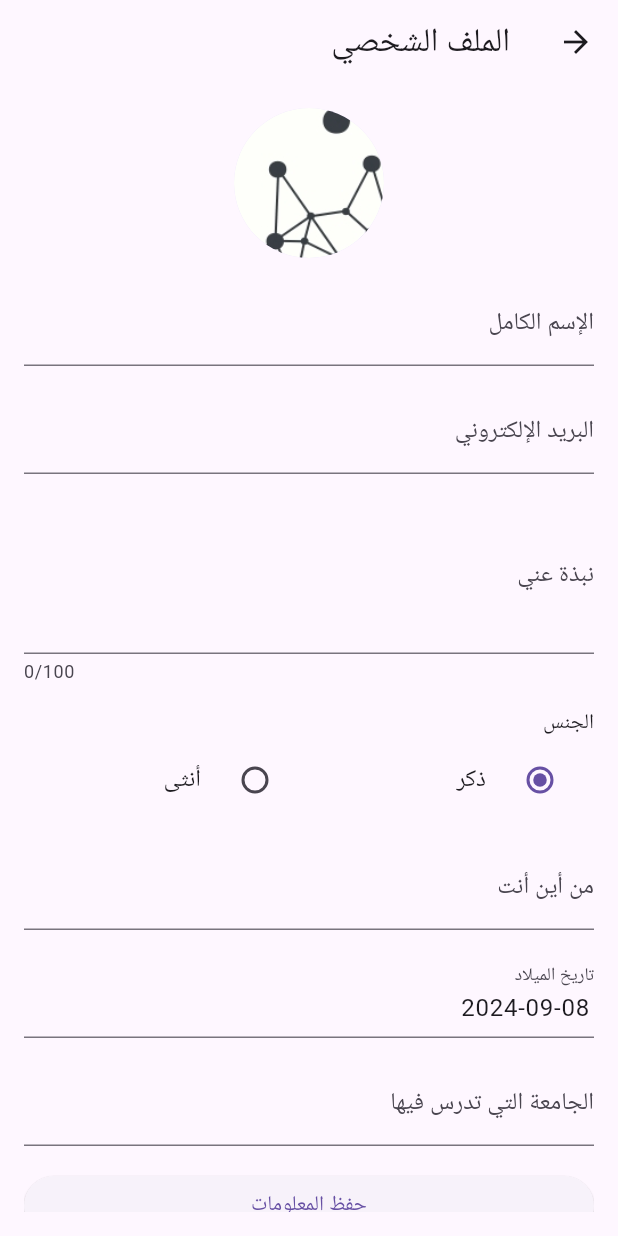
After one commit to mosab-nr/the-network, a Flutter app: the MainScreen screen opened by its route, after a tap on the "person" icon, on a phone screen of 412 x 824 dp. The commit adds this screen. Run offline on Flutter 3.47's test engine with Material 3 defaults, Android fonts, the phone set to English and light mode, and no system bars; our stand-ins replace cloud_firestore, device_info_plus, firebase_auth, firebase_core, firebase_database, firebase_storage and 2 more; accounts and stored records are empty.

Commit message:
1st Profile Screen commit

```diff
--- a/lib/navigation/routes_generator.dart
+++ b/lib/navigation/routes_generator.dart
@@ -7,6 +7,7 @@ import 'package:the_network/screens/competitions/competitions_screen.dart';
 import 'package:the_network/screens/main_screen.dart';
 
 import '../screens/competitions/competition_details_screen.dart';
+import '../screens/profile/profile_screen.dart';
 import '../screens/splash_screen.dart';
 
 class RouteGenerator {
@@ -22,6 +23,8 @@ class RouteGenerator {
         return MaterialPageRoute(builder: (_) => const ForgotPasswordScreen());
       case RouteName.mainScreen:
         return MaterialPageRoute(builder: (_) => const MainScreen());
+      case RouteName.profileScreen:
+        return MaterialPageRoute(builder: (_) => const ProfileScreen());
       case RouteName.competitionsScreen:
         return MaterialPageRoute(builder: (_) => const CompetitionsScreen());
       case RouteName.competitionDetailsScreen:
--- a/lib/navigation/routes_name.dart
+++ b/lib/navigation/routes_name.dart
@@ -5,6 +5,7 @@ class RouteName {
   static const String forgotPassword = '/forgot-password';
   static const String createNewPassword = '/create-new-password';
   static const String mainScreen = '/main-screen';
+  static const String profileScreen = '/profile-screen';
   static const String universities = '/universities';
   static const String competitionsScreen = '/competitions';
   static const String competitionDetailsScreen = '/competitionDetails';
--- a/lib/screens/authintication/forgot_password/forgot_password_screen.dart
+++ b/lib/screens/authintication/forgot_password/forgot_password_screen.dart
@@ -66,6 +66,7 @@ class _ForgotPasswordScreenState extends State<ForgotPasswordScreen> {
                     }
                     return null;
                   },
+                  keyboardType: TextInputType.emailAddress,
                 ),
                 const SizedBox(height: 16.0),
                 ElevatedButton(
--- a/lib/screens/authintication/login/login_screen.dart
+++ b/lib/screens/authintication/login/login_screen.dart
@@ -41,6 +41,7 @@ class _LoginScreenState extends State<LoginScreen> {
                     }
                     return null;
                   },
+                  keyboardType: TextInputType.emailAddress,
                 ),
                 const SizedBox(height: 16.0),
                 TextFormField(
--- a/lib/screens/main_screen.dart
+++ b/lib/screens/main_screen.dart
@@ -1,4 +1,5 @@
 import 'package:flutter/material.dart';
+import 'package:the_network/navigation/routes_name.dart';
 import 'package:the_network/screens/competitions/competitions_screen.dart';
 import 'package:the_network/screens/universities/universities_screen.dart';
 
@@ -65,6 +66,13 @@ class _MainScreenState extends State<MainScreen> {
       child: Scaffold(
         appBar: AppBar(
           title: Text(getTitle(_currentIndex)),
+          actions: [
+            IconButton(
+                onPressed: () {
+                  Navigator.pushNamed(context, RouteName.profileScreen);
+                },
+                icon: const Icon(Icons.person))
+          ],
         ),
         body: _pages[_currentIndex],
         bottomNavigationBar: BottomNavigationBar(
--- /dev/null
+++ b/lib/screens/profile/profile_screen.dart
@@ -0,0 +1,250 @@
+import 'dart:io';
+
+import 'package:cloud_firestore/cloud_firestore.dart';
+import 'package:device_info_plus/device_info_plus.dart';
+import 'package:firebase_auth/firebase_auth.dart';
+import 'package:firebase_storage/firebase_storage.dart';
+import 'package:flutter/material.dart';
+import 'package:image_picker/image_picker.dart';
+import 'package:permission_handler/permission_handler.dart';
+
+class ProfileScreen extends StatefulWidget {
+  const ProfileScreen({super.key});
+
+  @override
+  State<ProfileScreen> createState() => _ProfileScreenState();
+}
+
+class _ProfileScreenState extends State<ProfileScreen> {
+  final FirebaseAuth _auth = FirebaseAuth.instance;
+  final FirebaseFirestore _firestore = FirebaseFirestore.instance;
+  final FirebaseStorage _storage = FirebaseStorage.instance;
+  final _formKey = GlobalKey<FormState>();
+
+  final TextEditingController _nameController = TextEditingController();
+  final TextEditingController _emailController = TextEditingController();
+  final TextEditingController _bioController = TextEditingController();
+  final TextEditingController _locationController = TextEditingController();
+  final TextEditingController _dobController = TextEditingController();
+  final TextEditingController _universityController = TextEditingController();
+
+  String? _profileImageUrl;
+  String _gender = 'ذكر';
+  DateTime? _dob;
+
+  @override
+  void initState() {
+    super.initState();
+    _loadUserData();
+    _dobController.text =
+        _dob != null ? _dob!.toLocal().toString().split(' ')[0] : '';
+  }
+
+  Future<void> _loadUserData() async {
+    final user = _auth.currentUser;
+    if (user != null) {
+      final doc = await _firestore.collection('users').doc(user.uid).get();
+      if (doc.exists) {
+        final data = doc.data()!;
+        _nameController.text = data['name'] ?? '';
+        _emailController.text = data['email'] ?? '';
+        _bioController.text = data['bio'] ?? '';
+        _gender = data['gender'] ?? 'ذكر';
+        _locationController.text = data['location'] ?? '';
+        _dob = (data['dob'] as Timestamp?)?.toDate();
+        _profileImageUrl = data['profileImageUrl'];
+        _dobController.text =
+            _dob != null ? _dob!.toLocal().toString().split(' ')[0] : '';
+        _universityController.text = data['university'] ?? '';
+      }
+    }
+  }
+
+  Future<void> _saveUserData() async {
+    if (_formKey.currentState!.validate()) {
+      final user = _auth.currentUser;
+      if (user != null) {
+        await _firestore.collection('users').doc(user.uid).update({
+          'name': _nameController.text,
+          'email': _emailController.text,
+          'bio': _bioController.text,
+          'gender': _gender,
+          'location': _locationController.text,
+          'dob': _dob != null ? Timestamp.fromDate(_dob!) : null,
+          'profileImageUrl': _profileImageUrl,
+          'university': _universityController.text,
+        });
+        ScaffoldMessenger.of(context).showSnackBar(
+          const SnackBar(content: Text('تم حفظ المعلومات بنجاح')),
+        );
+      }
+    }
+  }
+
+  Future<void> _pickImage() async {
+    if (Platform.isAndroid) {
+      final androidInfo = await DeviceInfoPlugin().androidInfo;
+      var status = androidInfo.version.sdkInt <= 32
+          ? await Permission.storage.request()
+          : await Permission.photos.request();
+
+      if (status.isGranted) {
+        final picker = ImagePicker();
+        final pickedFile = await picker.pickImage(source: ImageSource.gallery);
+
+        if (pickedFile != null) {
+          final user = _auth.currentUser;
+          if (user != null) {
+            final file = File(pickedFile.path);
+            final storageRef = _storage.ref().child('profile_images').child(user.uid);
+            await storageRef.putFile(file);
+            final downloadUrl = await storageRef.getDownloadURL();
+
+            setState(() {
+              _profileImageUrl = downloadUrl;
+            });
+
+            await _firestore.collection('users').doc(user.uid).update({
+              'profileImageUrl': downloadUrl,
+            });
+          }
+        }
+      } else {
+        ScaffoldMessenger.of(context).showSnackBar(
+          const SnackBar(content: Text('Permission denied to access photos')),
+        );
+      }
+    }
+  }
+  Future<void> _pickDate() async {
+    final DateTime? picked = await showDatePicker(
+      context: context,
+      initialDate: _dob ?? DateTime.now(),
+      firstDate: DateTime(1900),
+      lastDate: DateTime.now(),
+    );
+    if (picked != null && picked != _dob) {
+      setState(() {
+        _dob = picked;
+        _dobController.text = _dob!.toLocal().toString().split(' ')[0];
+      });
+    }
+  }
+
+  @override
+  Widget build(BuildContext context) {
+    return Directionality(
+      textDirection: TextDirection.rtl,
+      child: Scaffold(
+        appBar: AppBar(
+          title: const Text('الملف الشخصي'),
+        ),
+        body: Padding(
+          padding: const EdgeInsets.all(16.0),
+          child: Form(
+            key: _formKey,
+            child: ListView(
+              children: [
+                GestureDetector(
+                  onTap: _pickImage,
+                  child: CircleAvatar(
+                    radius: 50,
+                    backgroundImage: _profileImageUrl != null
+                        ? NetworkImage(_profileImageUrl!)
+                        : const AssetImage('assets/logos/thenetwrok.jpg')
+                            as ImageProvider,
+                  ),
+                ),
+                const SizedBox(height: 16.0),
+                TextFormField(
+                  controller: _nameController,
+                  decoration: const InputDecoration(labelText: 'الإسم الكامل'),
+                  validator: (value) {
+                    if (value == null || value.isEmpty) {
+                      return 'من فضلك أدخل الإسم الكامل';
+                    }
+                    return null;
+                  },
+                ),
+                const SizedBox(height: 16.0),
+                TextFormField(
+                  controller: _emailController,
+                  decoration:
+                      const InputDecoration(labelText: 'البريد الإلكتروني'),
+                  keyboardType: TextInputType.emailAddress,
+                  validator: (value) {
+                    if (value == null || value.isEmpty) {
+                      return 'من فضلك أدخل البريد الإلكتروني';
+                    }
+                    return null;
+                  },
+                ),
+                const SizedBox(height: 16.0),
+                TextFormField(
+                  controller: _bioController,
+                  decoration: const InputDecoration(labelText: 'نبذة عني'),
+                  maxLines: 3,
+                  maxLength: 100,
+                  keyboardType: TextInputType.multiline,
+                ),
+                const SizedBox(height: 16.0),
+                const Text('الجنس'),
+                Row(
+                  children: [
+                    Expanded(
+                      child: RadioListTile<String>(
+                        title: const Text('ذكر'),
+                        value: 'ذكر',
+                        groupValue: _gender,
+                        onChanged: (String? value) {
+                          setState(() {
+                            _gender = value!;
+                          });
+                        },
+                      ),
+                    ),
+                    Expanded(
+                      child: RadioListTile<String>(
+                        title: const Text('أنثى'),
+                        value: 'أنثى',
+                        groupValue: _gender,
+                        onChanged: (String? value) {
+                          setState(() {
+                            _gender = value!;
+                          });
+                        },
+                      ),
+                    ),
+                  ],
+                ),
+                const SizedBox(height: 16.0),
+                TextFormField(
+                  controller: _locationController,
+                  decoration: const InputDecoration(labelText: 'من أين أنت'),
+                ),
+                const SizedBox(height: 16.0),
+                TextFormField(
+                  controller: _dobController,
+                  decoration: const InputDecoration(labelText: 'تاريخ الميلاد'),
+                  readOnly: true,
+                  onTap: _pickDate,
+                ),
+                const SizedBox(height: 16.0),
+                TextFormField(
+                  controller: _universityController,
+                  decoration: const InputDecoration(
+                      labelText: 'الجامعة التي تدرس فيها'),
+                ),
+                const SizedBox(height: 16.0),
+                ElevatedButton(
+                  onPressed: _saveUserData,
+                  child: const Text('حفظ المعلومات'),
+                ),
+              ],
+            ),
+          ),
+        ),
+      ),
+    );
+  }
+}
--- a/pubspec.yaml
+++ b/pubspec.yaml
@@ -45,6 +45,10 @@ dependencies:
   flutter_localizations:
     sdk: flutter
   intl: any
+  firebase_storage: ^12.2.0
+  image_picker: ^1.1.2
+  permission_handler: ^11.3.1
+  device_info_plus: ^10.1.2
 
 dev_dependencies:
   flutter_test:
```
Also changed, not shown: lib/screens/authintication/register/register_screen.dart (+10 -1 lines), lib/screens/competitions/competition_details_screen.dart (+13 -4 lines), assets/images/profile_placeholder.png (added), pubspec.lock, 6 other files.
